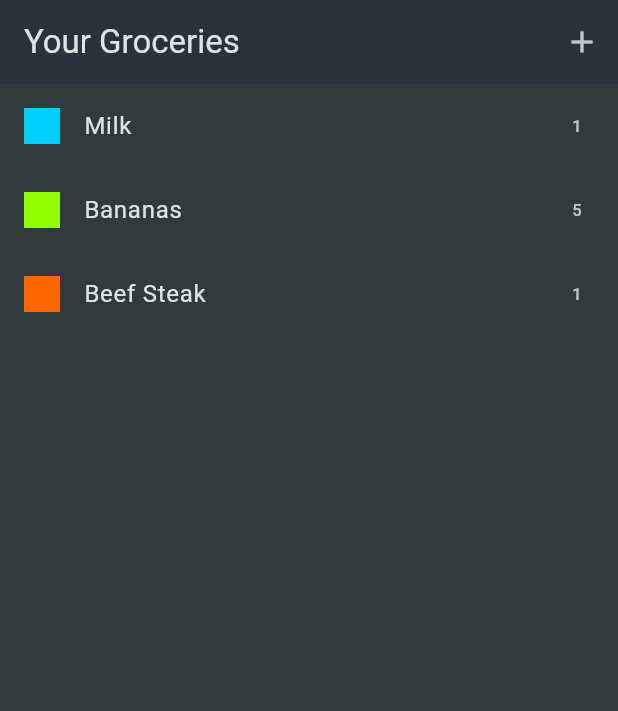
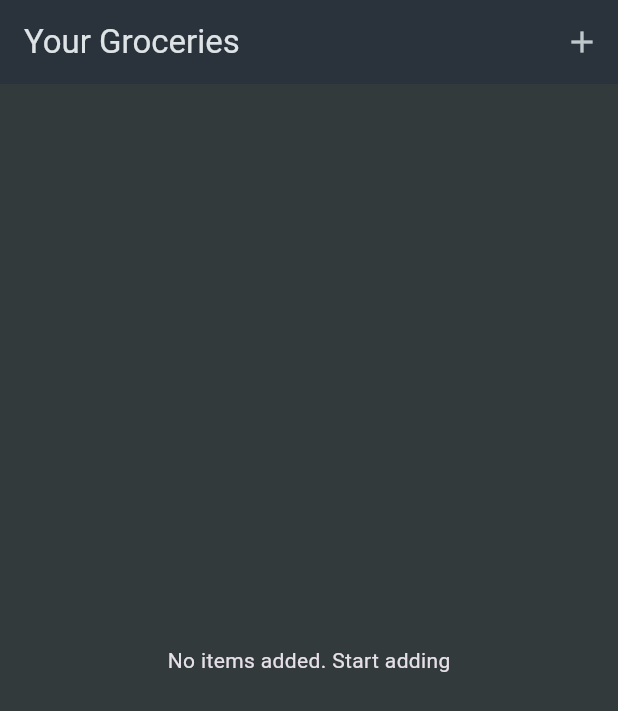
Before and after one commit to TheDuss/ShoppingList, a Flutter app: the screen it shows after launch, on a phone screen of 412 x 824 dp. Shown: the top 711 px of the screen. Run offline on Flutter 3.47's test engine with Material 3 defaults, Android fonts, the phone set to English and light mode, and no system bars.

Commit message:
add and remove item to the list added and removed dummydata

```diff
--- a/shoppinglist_app/lib/data/dummy_items.dart
+++ /dev/null
@@ -1,21 +0,0 @@
-import 'package:shoppinglist_app/data/categories.dart';
-import 'package:shoppinglist_app/models/category.dart';
-import 'package:shoppinglist_app/models/grocery_item.dart';
-
-final groceryItems = [
-  GroceryItem(
-      id: 'a',
-      name: 'Milk',
-      quantity: 1,
-      category: categories[Categories.dairy]!),
-  GroceryItem(
-      id: 'b',
-      name: 'Bananas',
-      quantity: 5,
-      category: categories[Categories.fruit]!),
-  GroceryItem(
-      id: 'c',
-      name: 'Beef Steak',
-      quantity: 1,
-      category: categories[Categories.meat]!),
-];
--- a/shoppinglist_app/lib/widgets/grocery_list.dart
+++ b/shoppinglist_app/lib/widgets/grocery_list.dart
@@ -1,5 +1,5 @@
 import 'package:flutter/material.dart';
-import 'package:shoppinglist_app/data/dummy_items.dart';
+import 'package:shoppinglist_app/models/grocery_item.dart';
 import 'package:shoppinglist_app/widgets/new_item.dart';
 
 class GroceryList extends StatefulWidget {
@@ -10,16 +10,54 @@ class GroceryList extends StatefulWidget {
 }
 
 class _GroceryListState extends State<GroceryList> {
-  void _addItem() {
-    Navigator.of(context).push(
+  final List<GroceryItem> _groceryItems = [];
+
+  void _addItem() async {
+    final newItem = await Navigator.of(context).push<GroceryItem>(
       MaterialPageRoute(
         builder: (ctx) => const NewItem(),
       ),
     );
+
+    if (newItem == null) {
+      return;
+    }
+    setState(() {
+      _groceryItems.add(newItem);
+    });
+  }
+
+  void _removeItem(GroceryItem item) {
+    setState(() {
+      _groceryItems.remove(item);
+    });
   }
 
   @override
   Widget build(BuildContext context) {
+    Widget content = const Center(
+      child: Text('No items added. Start adding'),
+    );
+    if (_groceryItems.isNotEmpty) {
+      content = ListView.builder(
+          itemCount: _groceryItems.length,
+          itemBuilder: (ctx, index) => Dismissible(
+                onDismissed: (direction) {
+                  _removeItem(_groceryItems[index]);
+                },
+                key: ValueKey(_groceryItems[index].id),
+                child: ListTile(
+                  title: Text(_groceryItems[index].name),
+                  leading: Container(
+                    width: 24,
+                    height: 24,
+                    color: _groceryItems[index].category.color,
+                  ),
+                  trailing: Text(_groceryItems[index].quantity.toString()),
+                ),
+              ));
+    }
+
     return Scaffold(
       appBar: AppBar(
         title: const Text('Your Groceries'),
@@ -30,18 +68,7 @@ class _GroceryListState extends State<GroceryList> {
           ),
         ],
       ),
-      body: ListView.builder(
-        itemCount: groceryItems.length,
-        itemBuilder: (ctx, index) => ListTile(
-          title: Text(groceryItems[index].name),
-          leading: Container(
-            width: 24,
-            height: 24,
-            color: groceryItems[index].category.color,
-          ),
-          trailing: Text(groceryItems[index].quantity.toString()),
-        ),
-      ),
+      body: content,
     );
   }
 }
```
Also changed, not shown: shoppinglist_app/lib/widgets/new_item.dart (added, +148 -0 lines).
